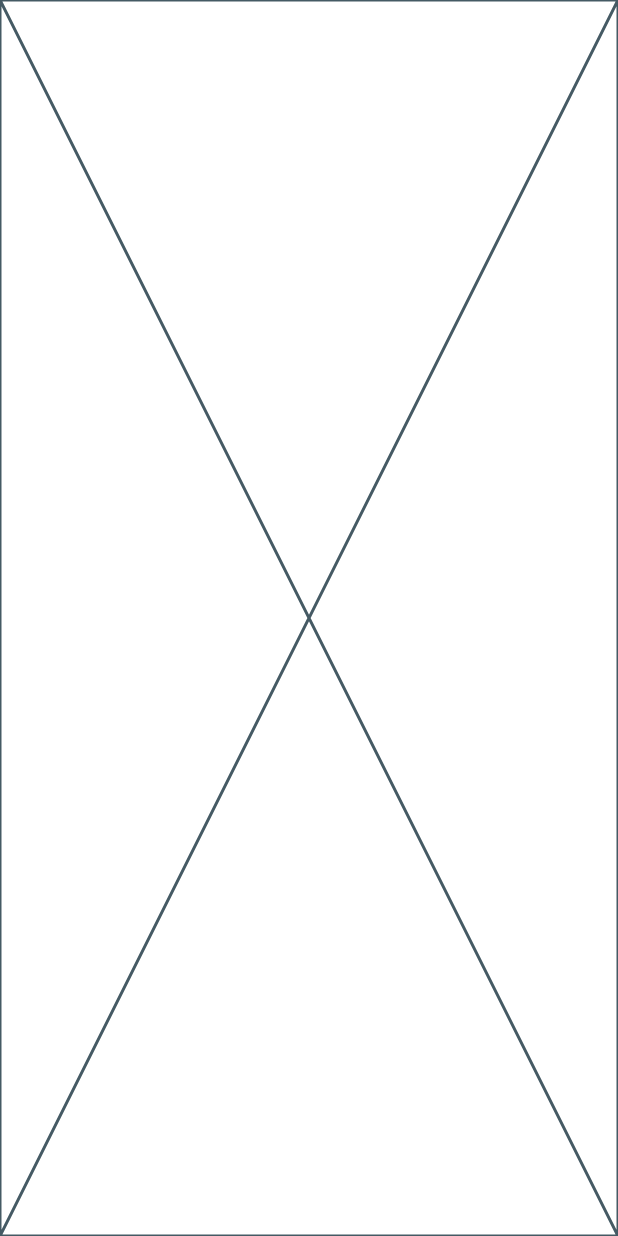
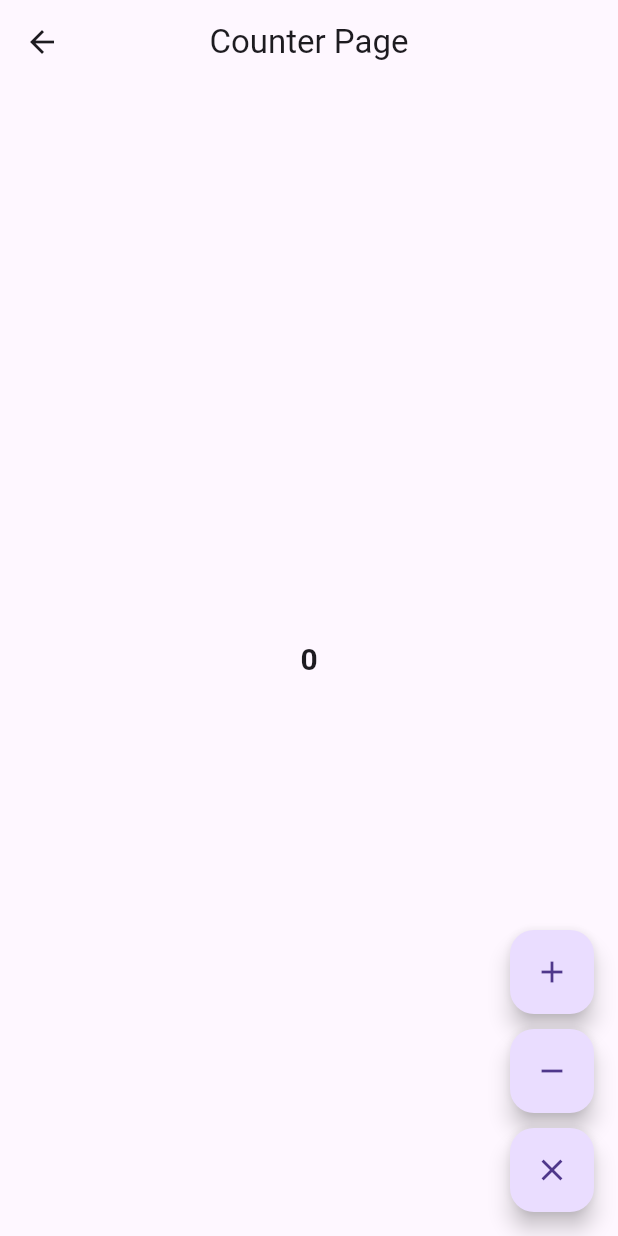
Before and after one commit to Astrum93/flutter_bloc_practice, a Flutter app: the screen it shows after launch, after a tap on "Counter", on a phone screen of 412 x 824 dp. Run offline on Flutter 3.47's test engine with Material 3 defaults, Android fonts, the phone set to English and light mode, and no system bars; our stand-ins replace flutter_bloc, go_router.

Commit message:
240619 counter_screen에 BlocBuilder를 통해 CounterCubit의 메서드들을 사용할 수 있게 수정

```diff
--- a/lib/screen/counter/counter_screen.dart
+++ b/lib/screen/counter/counter_screen.dart
@@ -1,10 +1,46 @@
+import 'package:bloc_practice/bloc/cubit/counter_cubit.dart';
+import 'package:bloc_practice/common/widget/width_height_widget.dart';
 import 'package:flutter/material.dart';
+import 'package:flutter_bloc/flutter_bloc.dart';
 
 class CounterScreen extends StatelessWidget {
   const CounterScreen({super.key});
 
   @override
   Widget build(BuildContext context) {
-    return const Placeholder();
+    return Scaffold(
+      appBar: AppBar(
+        title: const Text('Counter Page'),
+        centerTitle: true,
+      ),
+      body: BlocBuilder<CounterCubit, dynamic>(
+        builder: (context, count) => Center(
+          child: Text(
+            '$count',
+            style: const TextStyle(fontWeight: FontWeight.bold, fontSize: 20),
+          ),
+        ),
+      ),
+      floatingActionButton: Column(
+        crossAxisAlignment: CrossAxisAlignment.end,
+        mainAxisAlignment: MainAxisAlignment.end,
+        children: [
+          FloatingActionButton(
+            child: const Icon(Icons.add),
+            onPressed: () => context.read<CounterCubit>().increment(),
+          ),
+          height10,
+          FloatingActionButton(
+            child: const Icon(Icons.remove),
+            onPressed: () => context.read<CounterCubit>().decrement(),
+          ),
+          height10,
+          FloatingActionButton(
+            child: const Icon(Icons.close),
+            onPressed: () => context.read<CounterCubit>().multiply(),
+          ),
+        ],
+      ),
+    );
   }
 }
```
